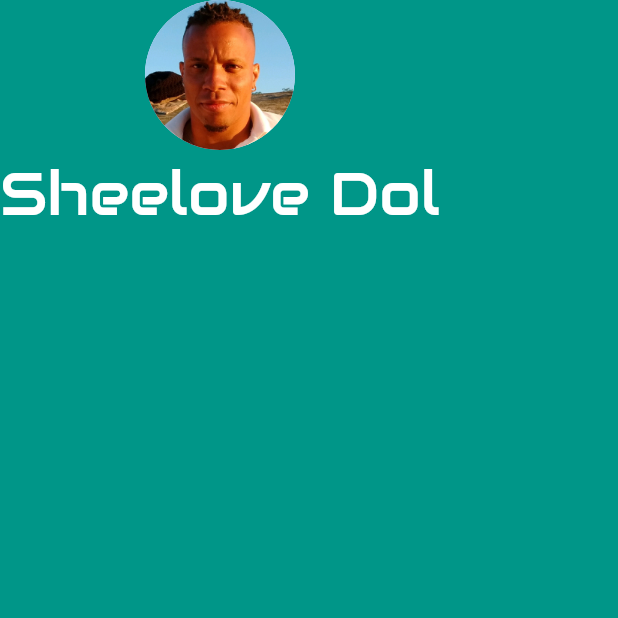
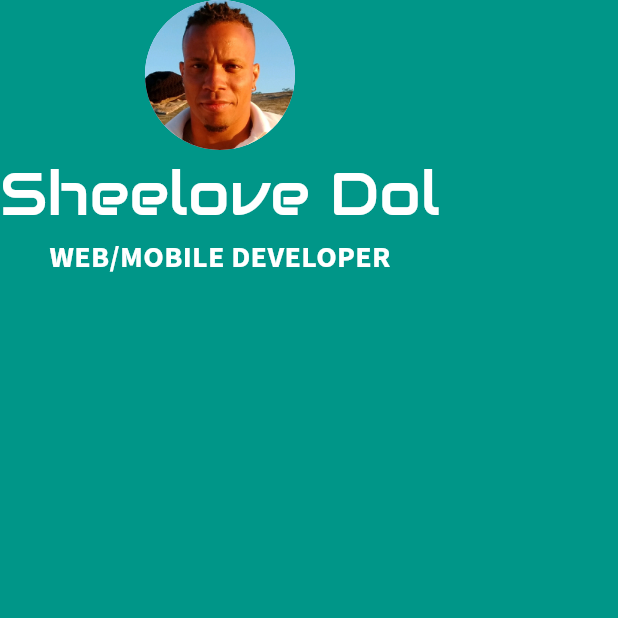
Before and after one commit to SheeloveDol/business_card, a Flutter app: the screen it shows after launch, on a phone screen of 412 x 824 dp, the top half of it. Run offline on Flutter 3.47's test engine with Material 3 defaults, Android fonts, the phone set to English and light mode, and no system bars.

Commit message:
Added SourceSans3 font for title

```diff
--- a/lib/main.dart
+++ b/lib/main.dart
@@ -28,7 +28,15 @@ class MyApp extends StatelessWidget {
                   fontSize: 40.0,
                   color: Colors.white,
                 ),
-              )
+              ),
+              Text(
+                'WEB/MOBILE DEVELOPER',
+                style: TextStyle(
+                    fontFamily: 'SourceSans3',
+                    fontSize: 20.0,
+                    color: Colors.white,
+                    fontWeight: FontWeight.bold),
+              ),
             ],
           ),
         ),
```
Also changed, not shown: pubspec.yaml (+7 -9 lines), fonts/SourceSans3-VariableFont_wght.ttf (added).
